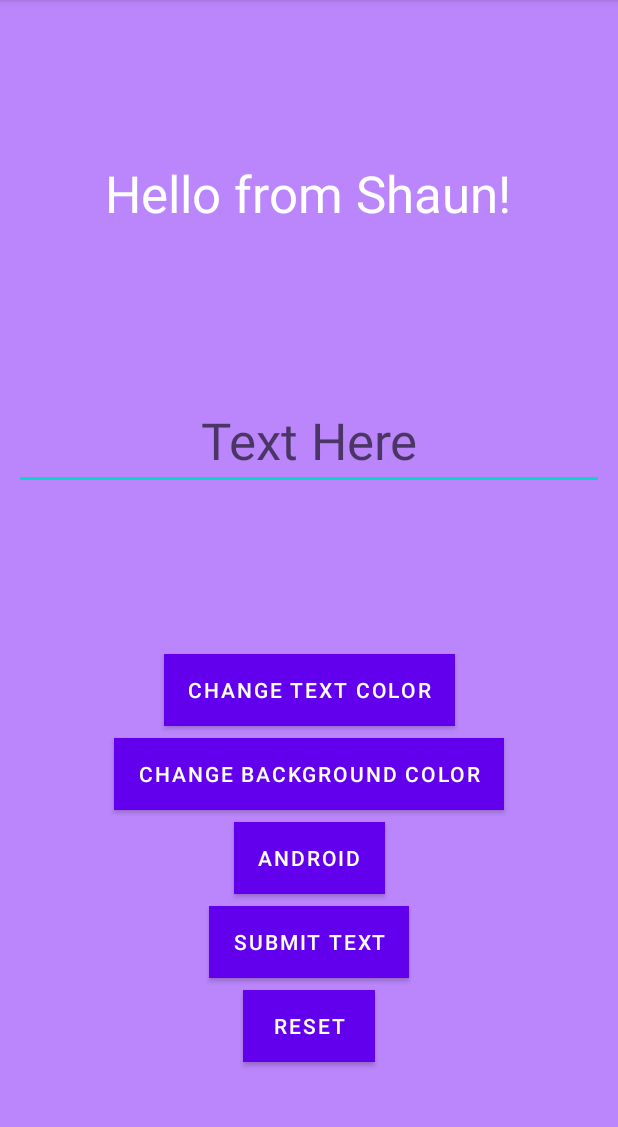
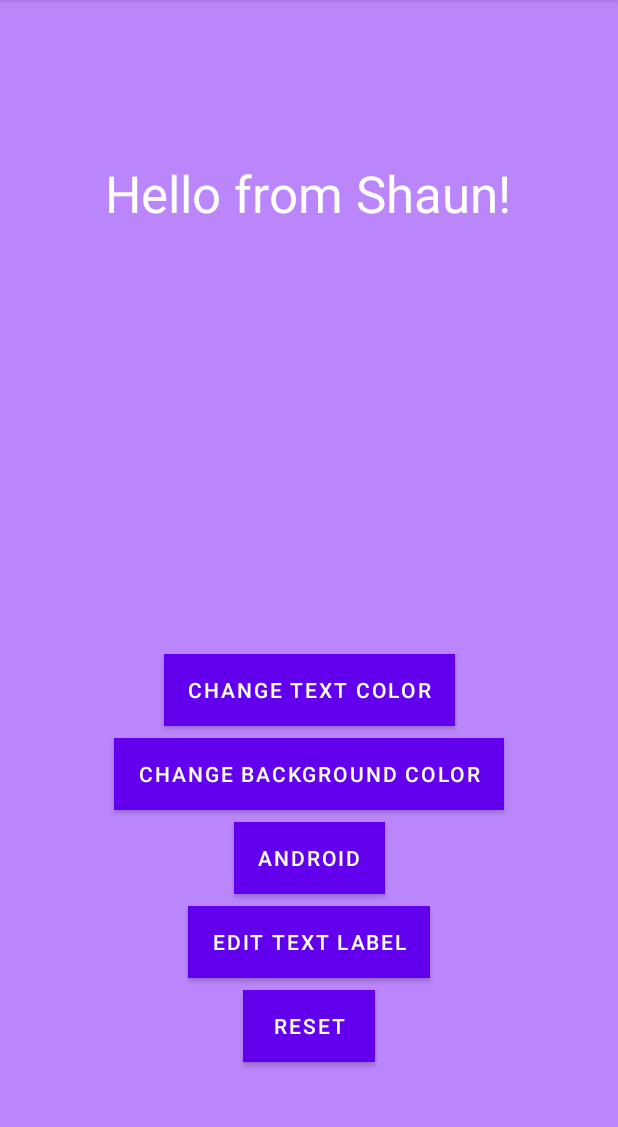
Before and after one commit to channelA9/codepath-prework, an Android app: the screen it shows after launch (MainActivity), after a tap on "RESET", on a phone screen of 412 x 824 dp, the part 84-1211 px from its top. Run offline under Robolectric (Android 15) with nearby library versions, the phone set to English and light mode, and no system bars.

Commit message:
Fixed bug
Fixed editText appearing when reset button clicked

```diff
--- a/Prework/app/src/main/java/com/example/codepathprework/MainActivity.kt
+++ b/Prework/app/src/main/java/com/example/codepathprework/MainActivity.kt
@@ -63,9 +63,10 @@ class MainActivity : AppCompatActivity() {
 
             // editString reset
             sToggle = false
-            editText.visibility = android.view.View.VISIBLE
+            editText.visibility = android.view.View.GONE
             editText.setTextColor(getResources().getColor(R.color.white))
-            txtButton.text  = "Submit Text"
+            txtButton.text  = "Edit Text Label"
+
         }
 
         txtButton.setOnClickListener {
```
